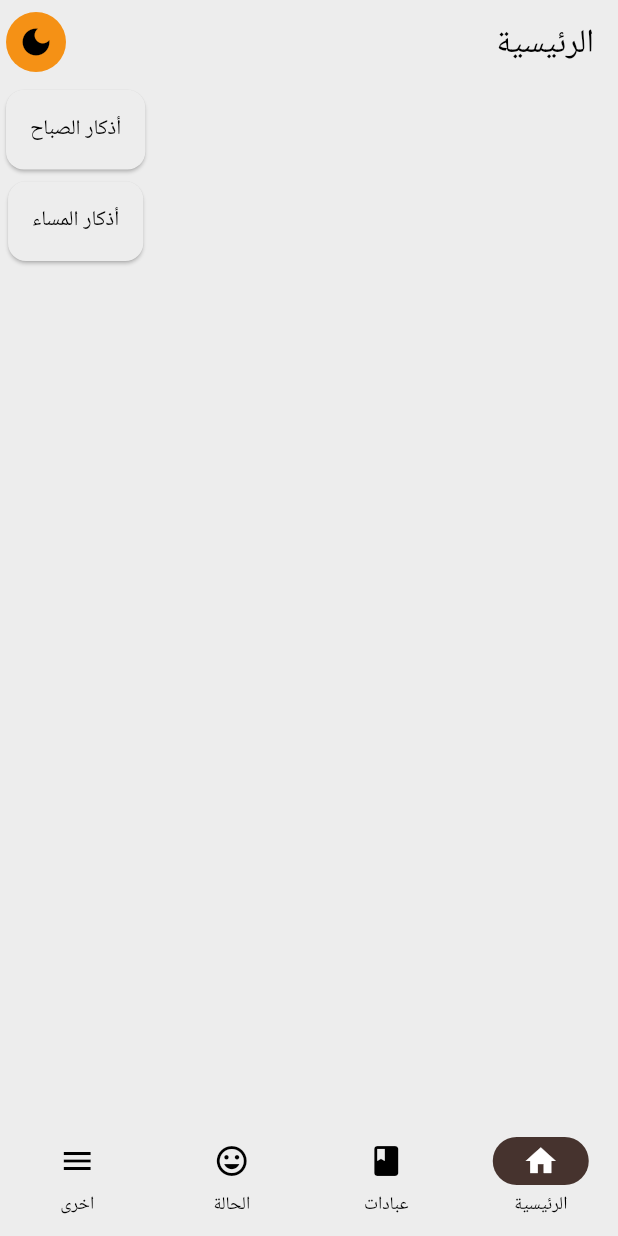
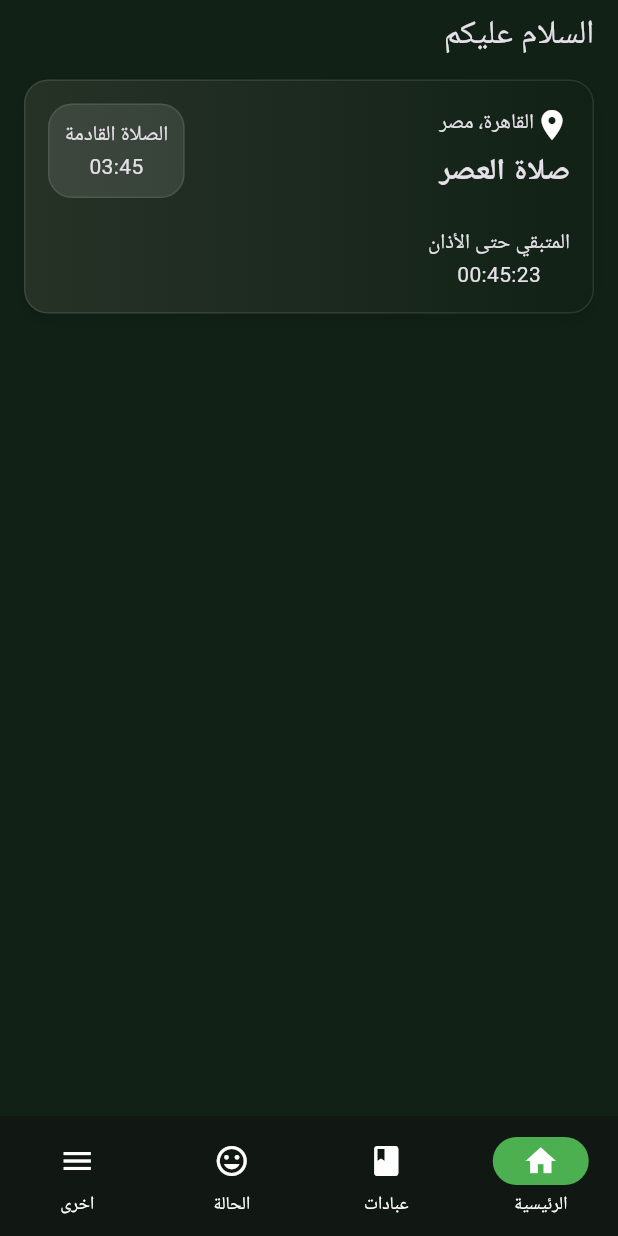
Before and after one commit to 3DPixels/project_azkar, a Flutter app: the screen it shows after launch, on a phone screen of 412 x 824 dp. Run offline on Flutter 3.47's test engine with Material 3 defaults, Android fonts, the phone set to English and light mode, and no system bars; our stand-ins replace equatable, flutter_bloc, flutter_staggered_animations, google_fonts, shared_preferences.

Commit message:
feat: initialize project structure with core pages, theming, and state management, and update dependencies.

```diff
--- a/lib/main.dart
+++ b/lib/main.dart
@@ -36,7 +36,7 @@ class MyApp extends StatelessWidget {
             supportedLocales: [Locale('ar')],
             theme: lightTheme(),
             darkTheme: darkTheme(),
-            themeMode: state.themeMode,
+            themeMode: ThemeMode.dark,
             home: const MainPage(),
           );
         },
--- a/lib/pages/home_page.dart
+++ b/lib/pages/home_page.dart
@@ -1,67 +1,112 @@
 import 'package:flutter/material.dart';
 import 'package:flutter_bloc/flutter_bloc.dart';
 import 'package:project_azkar/providers/settings_cubit/settings_cubit.dart';
+import 'package:project_azkar/utils/app_colors.dart';
 
 import '../data/zekr_model.dart';
 import 'azkar_page.dart';
+
+int count = 45;
 
 class HomePage extends StatelessWidget {
   const HomePage({super.key});
 
   @override
   Widget build(BuildContext context) {
-    return Scaffold(
-      appBar: AppBar(
-        title: Text('الرئيسية'),
-        actions: [
-          IconButton.filled(
-            onPressed: () => context.read<SettingsCubit>().changeTheme(),
-            icon: Icon(Icons.dark_mode),
+    return Column(
+      spacing: 16,
+      children: [
+        Row(
+          children: [
+            Text('السلام عليكم', style: Theme.of(context).textTheme.titleLarge),
+          ],
+        ),
+        // Prayer card
+        Container(
+          padding: EdgeInsets.all(15),
+          decoration: BoxDecoration(
+            gradient: LinearGradient(
+              colors: [AppColors.darkGradient, AppColors.darkGreen],
+            ),
+            borderRadius: BorderRadius.circular(16),
+            border: Border.all(color: Colors.white.withValues(alpha: 0.1)),
+            boxShadow: [
+              BoxShadow(
+                color: Colors.black.withValues(alpha: 0.1),
+                blurRadius: 8,
+                offset: const Offset(0, 4),
+              ),
+            ],
           ),
-        ],
-      ),
-      body: Column(
-        children: [
-          InkWell(
-            onTap: () {
-              Navigator.push(
-                context,
-                MaterialPageRoute(
-                  builder: (context) => AzkarPage(
-                    time: ZekrTime.day,
-                    categories: Categories.happy,
+          child: Column(
+            spacing: 20,
+            children: [
+              // First row
+              Row(
+                mainAxisAlignment: MainAxisAlignment.spaceBetween,
+                children: [
+                  Column(
+                    spacing: 5,
+                    children: [
+                      Row(
+                        children: [
+                          Icon(Icons.location_on),
+                          Text('القاهرة، مصر'),
+                        ],
+                      ),
+                      Text(
+                        'صلاة العصر',
+                        style: TextStyle(
+                          fontSize: 20,
+                          fontWeight: FontWeight.bold,
+                        ),
+                      ),
+                    ],
                   ),
-                ),
-              );
-            },
-            child: Card(
-              child: Padding(
-                padding: const EdgeInsets.all(16.0),
-                child: Text('أذكار الصباح'),
+                  Container(
+                    padding: EdgeInsets.all(10),
+                    decoration: BoxDecoration(
+                      borderRadius: BorderRadius.circular(16),
+                      color: Colors.white.withValues(alpha: 0.1),
+                      border: Border.all(
+                        color: Colors.white.withValues(alpha: 0.1),
+                      ),
+                    ),
+                    child: Column(
+                      children: [Text('الصلاة القادمة'), Text('03:45')],
+                    ),
+                  ),
+                ],
               ),
-            ),
+              // Second row
+              Row(
+                mainAxisAlignment: MainAxisAlignment.spaceBetween,
+                children: [
+                  Column(
+                    children: [
+                      Text('المتبقي حتى الأذان'),
+                      Text('00:$count:23'),
+                    ],
+                  ),
+                ],
+              ),
+            ],
           ),
-          InkWell(
-            onTap: () {
-              Navigator.push(
-                context,
-                MaterialPageRoute(
-                  builder: (context) => AzkarPage(
-                    time: ZekrTime.night,
-                    categories: Categories.happy,
-                  ),
-                ),
-              );
-            },
-            child: Card(
-              child: Padding(
-                padding: const EdgeInsets.all(16.0),
-                child: Text('أذكار المساء'),
-              ),
-            ),
-          ),
-        ],
-      ),
+        ),
+      ],
     );
   }
 }
+
+extension ArabicNumberConverter on int {
+  String toArabicDigits() {
+    const englishDigits = ['0', '1', '2', '3', '4', '5', '6', '7', '8', '9'];
+    const arabicDigits = ['٠', '١', '٢', '٣', '٤', '٥', '٦', '٧', '٨', '٩'];
+
+    String input = toString();
+    for (int i = 0; i < englishDigits.length; i++) {
+      input = input.replaceAll(englishDigits[i], arabicDigits[i]);
+    }
+    return input;
+  }
+}
--- a/lib/pages/main_page.dart
+++ b/lib/pages/main_page.dart
@@ -26,7 +26,10 @@ class _MainPageState extends State<MainPage> {
   @override
   Widget build(BuildContext context) {
     return Scaffold(
-      body: PageTransitionSwitcher(
+      body: SafeArea(
+        child: Padding(
+          padding: const EdgeInsets.symmetric(horizontal: 16.0, vertical: 8.0),
+          child: PageTransitionSwitcher(
             duration: const Duration(milliseconds: 700),
             transitionBuilder: (child, animation, secondaryAnimation) {
               return FadeThroughTransition(
@@ -37,6 +40,8 @@ class _MainPageState extends State<MainPage> {
               );
             },
             child: _tabs[_currentIndex],
+          ),
+        ),
       ),
       bottomNavigationBar: NavigationBar(
         selectedIndex: _currentIndex,
--- a/lib/providers/settings_cubit/settings_cubit.dart
+++ b/lib/providers/settings_cubit/settings_cubit.dart
@@ -1,7 +1,6 @@
-import 'package:bloc/bloc.dart';
+import 'package:flutter_bloc/flutter_bloc.dart';
 import 'package:equatable/equatable.dart';
 import 'package:flutter/material.dart';
-import 'package:meta/meta.dart';
 
 import '../../services/cache_helper.dart';
 
--- a/lib/utils/app_colors.dart
+++ b/lib/utils/app_colors.dart
@@ -2,6 +2,10 @@
 import 'dart:ui';
 
 abstract class AppColors {
+  static const Color darkGreen = Color(0xFF112116);
+  static const Color darkerGreen = Color(0xFF111813);
+  static const Color darkGradient = Color(0xFF273227);
+
   static const Color primary = Color(0xFFF59115); // Orange
   static const Color accent = Color(0xFF46332E); // Dark Brown
 
--- a/lib/utils/dark_theme.dart
+++ b/lib/utils/dark_theme.dart
@@ -6,18 +6,22 @@ import 'app_colors.dart';
 ThemeData darkTheme() {
   return ThemeData(
     brightness: Brightness.dark,
-    scaffoldBackgroundColor: AppColors.darkBackground,
-    appBarTheme: AppBarTheme(backgroundColor: AppColors.darkBackground),
+    scaffoldBackgroundColor: AppColors.darkGreen,
+    navigationBarTheme: NavigationBarThemeData(
+      backgroundColor: AppColors.darkerGreen,
+      indicatorColor: Colors.green,
+      iconTheme: WidgetStateProperty.all(
+        const IconThemeData(color: Colors.white),
+      ),
+    ),
     colorScheme: ColorScheme.dark(
-      primary: AppColors.primary, // orange "Primary"
-      onPrimary: Colors.white, // Text on top of orange buttons
-      secondary: AppColors.accent, // brown "Accent"
-      onSecondary: Colors.white, // Text on top of brown elements
-      surface: AppColors.darkSurfaceBackground,
-      onSurface: Colors.white,
+      // primary: AppColors.darkGreen,
+      // secondary: AppColors.darkerGreen,
+      // surface: AppColors.darkerGreen,
+      // onSecondary: Colors.white,
     ),
-    // textTheme: GoogleFonts.readexProTextTheme(
-    //   ThemeData(brightness: Brightness.dark).textTheme,
-    // ),
+    textTheme: GoogleFonts.ibmPlexSansArabicTextTheme(
+      ThemeData(brightness: Brightness.dark).textTheme,
+    ),
   );
 }
--- a/lib/utils/light_theme.dart
+++ b/lib/utils/light_theme.dart
@@ -1,5 +1,4 @@
 import 'package:flutter/material.dart';
-import 'package:google_fonts/google_fonts.dart';
 
 import 'app_colors.dart';
 
```
Also changed, not shown: lib/widgets/border_beam.dart (deleted, +0 -154 lines), pubspec.lock. Lines whose indentation alone changed are shown as unchanged.
